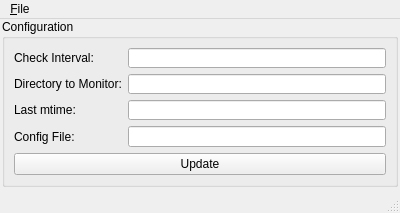
Qt form faxCheck.ui (DrBassman/faxCheck) before a commit.
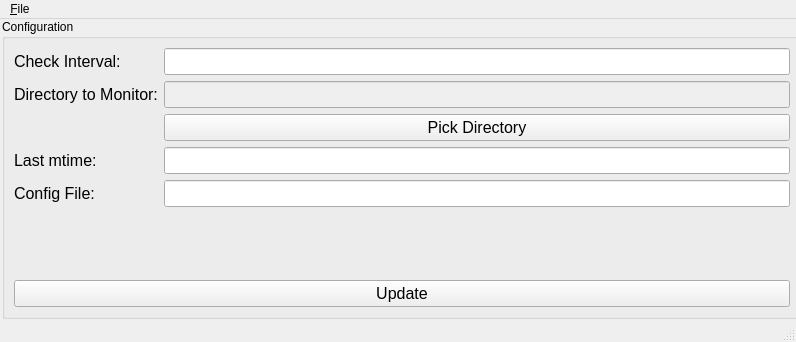
The same form after that commit.

Commit message: Original faxCheck.ui with extraneous fields.

```diff
--- a/faxCheck.ui
+++ b/faxCheck.ui
@@ -6,8 +6,8 @@
    <rect>
     <x>0</x>
     <y>0</y>
-    <width>400</width>
-    <height>213</height>
+    <width>796</width>
+    <height>342</height>
    </rect>
   </property>
   <property name="sizePolicy">
@@ -21,7 +21,7 @@
   </property>
   <widget class="QWidget" name="centralwidget">
    <property name="sizePolicy">
-    <sizepolicy hsizetype="Expanding" vsizetype="Expanding">
+    <sizepolicy hsizetype="Maximum" vsizetype="Maximum">
      <horstretch>0</horstretch>
      <verstretch>0</verstretch>
     </sizepolicy>
@@ -31,12 +31,12 @@
      <rect>
       <x>2</x>
       <y>0</y>
-      <width>396</width>
-      <height>168</height>
+      <width>800</width>
+      <height>300</height>
      </rect>
     </property>
     <property name="sizePolicy">
-     <sizepolicy hsizetype="MinimumExpanding" vsizetype="MinimumExpanding">
+     <sizepolicy hsizetype="Preferred" vsizetype="Preferred">
       <horstretch>0</horstretch>
       <verstretch>0</verstretch>
      </sizepolicy>
@@ -55,13 +55,41 @@
        </property>
        <item row="1" column="0">
         <widget class="QLabel" name="checkIntervalLabel">
+         <property name="font">
+          <font>
+           <pointsize>12</pointsize>
+          </font>
+         </property>
          <property name="text">
           <string>Check Interval:</string>
          </property>
         </widget>
        </item>
+       <item row="1" column="1">
+        <widget class="QLineEdit" name="checkIntervalLineEdit">
+         <property name="font">
+          <font>
+           <pointsize>12</pointsize>
+          </font>
+         </property>
+         <property name="statusTip">
+          <string>Time interval between checking for new faxes</string>
+         </property>
+         <property name="inputMethodHints">
+          <set>Qt::ImhDigitsOnly</set>
+         </property>
+         <property name="maxLength">
+          <number>3</number>
+         </property>
+        </widget>
+       </item>
        <item row="2" column="0">
         <widget class="QLabel" name="dirToMonitorLabel">
+         <property name="font">
+          <font>
+           <pointsize>12</pointsize>
+          </font>
+         </property>
          <property name="text">
           <string>Directory to Monitor:</string>
          </property>
@@ -69,53 +97,77 @@
        </item>
        <item row="2" column="1">
         <widget class="QLineEdit" name="dirToMonitorLineEdit">
+         <property name="enabled">
+          <bool>false</bool>
+         </property>
+         <property name="font">
+          <font>
+           <pointsize>12</pointsize>
+          </font>
+         </property>
          <property name="statusTip">
           <string>New faxes created in this directory</string>
          </property>
          <property name="maxLength">
           <number>1024</number>
          </property>
+         <property name="readOnly">
+          <bool>true</bool>
+         </property>
         </widget>
        </item>
-       <item row="3" column="0">
+       <item row="4" column="0">
         <widget class="QLabel" name="lastMTimeLabel">
+         <property name="enabled">
+          <bool>true</bool>
+         </property>
+         <property name="font">
+          <font>
+           <pointsize>12</pointsize>
+          </font>
+         </property>
          <property name="text">
           <string>Last mtime:</string>
          </property>
         </widget>
        </item>
-       <item row="4" column="0">
+       <item row="4" column="1">
+        <widget class="QLineEdit" name="lastMTimeLineEdit">
+         <property name="enabled">
+          <bool>true</bool>
+         </property>
+         <property name="font">
+          <font>
+           <pointsize>12</pointsize>
+          </font>
+         </property>
+         <property name="focusPolicy">
+          <enum>Qt::NoFocus</enum>
+         </property>
+         <property name="readOnly">
+          <bool>true</bool>
+         </property>
+        </widget>
+       </item>
+       <item row="5" column="0">
         <widget class="QLabel" name="configFileLabel">
+         <property name="font">
+          <font>
+           <pointsize>12</pointsize>
+          </font>
+         </property>
          <property name="text">
           <string>Config File:</string>
          </property>
         </widget>
        </item>
-       <item row="1" column="1">
-        <widget class="QLineEdit" name="checkIntervalLineEdit">
-         <property name="statusTip">
-          <string>Time interval between checking for new faxes</string>
-         </property>
-         <property name="inputMethodHints">
-          <set>Qt::ImhDigitsOnly</set>
-         </property>
-         <property name="maxLength">
-          <number>3</number>
-         </property>
-        </widget>
-       </item>
-       <item row="3" column="1">
-        <widget class="QLineEdit" name="lastMTimeLineEdit">
-         <property name="focusPolicy">
-          <enum>Qt::NoFocus</enum>
-         </property>
-         <property name="readOnly">
-          <bool>true</bool>
-         </property>
-        </widget>
-       </item>
-       <item row="4" column="1">
+       <item row="5" column="1">
         <widget class="QLineEdit" name="configFileLineEdit">
+         <property name="font">
+          <font>
+           <pointsize>12</pointsize>
+          </font>
+         </property>
          <property name="focusPolicy">
           <enum>Qt::NoFocus</enum>
          </property>
@@ -124,10 +176,34 @@
          </property>
         </widget>
        </item>
+       <item row="3" column="0">
+        <widget class="QLabel" name="blankLabel">
+         <property name="text">
+          <string/>
+         </property>
+        </widget>
+       </item>
+       <item row="3" column="1">
+        <widget class="QPushButton" name="pickDirPushButton">
+         <property name="font">
+          <font>
+           <pointsize>12</pointsize>
+          </font>
+         </property>
+         <property name="text">
+          <string>Pick Directory</string>
+         </property>
+        </widget>
+       </item>
       </layout>
      </item>
      <item>
       <widget class="QPushButton" name="updatePushButton">
+       <property name="font">
+        <font>
+         <pointsize>12</pointsize>
+        </font>
+       </property>
        <property name="text">
         <string>Update</string>
        </property>
@@ -141,8 +217,8 @@
     <rect>
      <x>0</x>
      <y>0</y>
-     <width>400</width>
-     <height>21</height>
+     <width>796</width>
+     <height>22</height>
     </rect>
    </property>
    <widget class="QMenu" name="menuFile">
```
